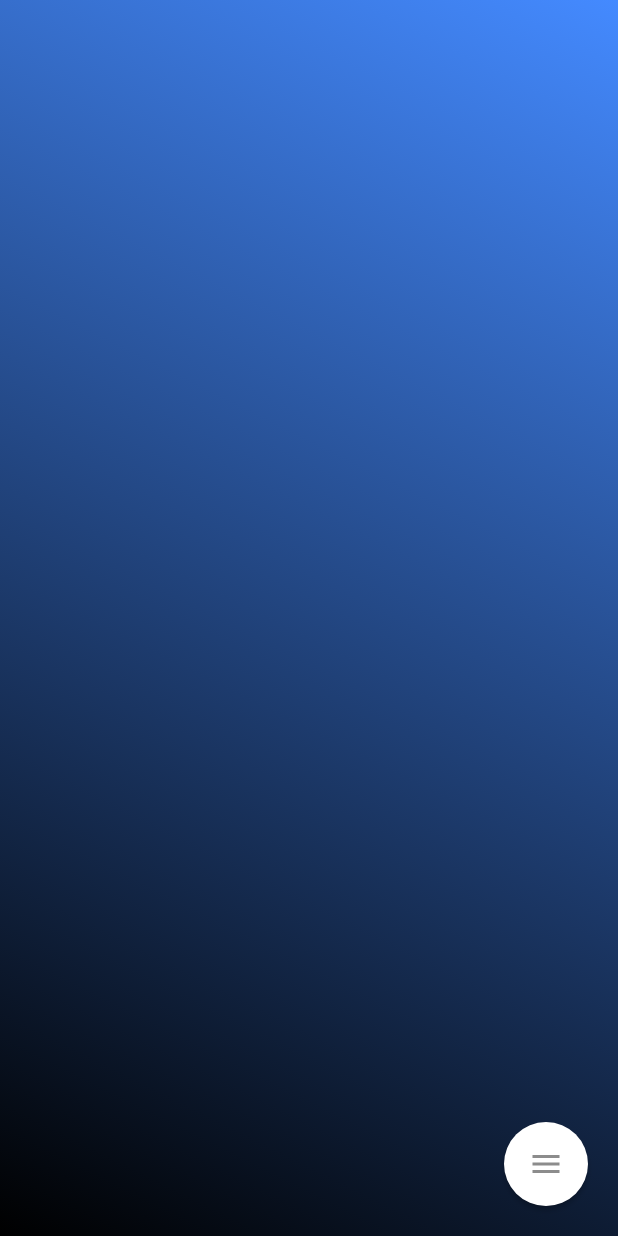
After one commit to kennymcginnis/ringl8, a Flutter app: the screen it shows once a user with an empty profile is signed in, on a phone screen of 412 x 824 dp. The commit adds this screen. Run offline on Flutter 3.47's test engine with Material 2 defaults, Android fonts, the light colour scheme and no system bars; drawn by our look-alikes of flutter_inner_drawer; our stand-ins replace cloud_firestore, firebase_auth, flutter_spinkit; accounts and stored records are empty; generated files the repository leaves out were written again.

Commit message:
feature(drawers): added drawers initial commit

```diff
--- a/lib/main.dart
+++ b/lib/main.dart
@@ -1,19 +1,23 @@
 import 'package:flutter/material.dart';
 import 'package:provider/provider.dart';
 import 'package:ringl8/models/user.dart';
-import 'package:ringl8/screens/wrapper.dart';
+import 'package:ringl8/screens/auth_wrapper.dart';
 import 'package:ringl8/services/auth.dart';
 
 void main() => runApp(MyApp());
 
 class MyApp extends StatelessWidget {
-  // This widget is the root of your application.
   @override
   Widget build(BuildContext context) {
     return StreamProvider<User>.value(
       value: AuthService().user,
       child: MaterialApp(
-        home: Wrapper(),
+        title: 'Inner Drawer',
+        theme: ThemeData(
+          primarySwatch: Colors.blueGrey,
+          backgroundColor: Colors.white,
+        ),
+        home: AuthWrapper(),
       ),
     );
   }
--- a/lib/screens/wrapper.dart
+++ b/lib/screens/auth_wrapper.dart
@@ -4,7 +4,7 @@
 import 'package:ringl8/screens/authenticate/authenticate.dart';
 import 'package:ringl8/screens/home/home.dart';
 
-class Wrapper extends StatelessWidget {
+class AuthWrapper extends StatelessWidget {
   @override
   Widget build(BuildContext context) {
     final user = Provider.of<User>(context);
--- /dev/null
+++ b/lib/screens/drawer/bottom_drawer.dart
@@ -0,0 +1,137 @@
+import 'package:flutter/material.dart';
+import 'package:flutter/services.dart';
+
+class BottomDrawer extends StatefulWidget {
+  BottomDrawer({Key key}) : super(key: key);
+
+  @override
+  _BottomDrawerState createState() => _BottomDrawerState();
+}
+
+class _BottomDrawerState extends State<BottomDrawer>
+    with SingleTickerProviderStateMixin {
+  bool isOpened = false;
+  AnimationController _animationController;
+  Animation<Color> _buttonColor;
+  Animation<double> _animateIcon;
+  Animation<double> _translateButton;
+  Curve _curve = Curves.easeOut;
+  double _fabHeight = 56.0;
+
+  @override
+  initState() {
+    super.initState();
+
+    SystemChrome.setSystemUIOverlayStyle(SystemUiOverlayStyle(
+      //systemNavigationBarColor: Colors.blue,
+      statusBarColor: Colors.transparent,
+      //statusBarBrightness: Brightness.dark,
+    ));
+
+    _animationController =
+        AnimationController(vsync: this, duration: Duration(milliseconds: 500))
+          ..addListener(() {
+            setState(() {});
+          });
+    _animateIcon =
+        Tween<double>(begin: 0.0, end: 1.0).animate(_animationController);
+    _buttonColor = ColorTween(
+      begin: Colors.black45,
+      end: Colors.red,
+    ).animate(CurvedAnimation(
+      parent: _animationController,
+      curve: Interval(
+        0.00,
+        1.00,
+        curve: Curves.linear,
+      ),
+    ));
+    _translateButton = Tween<double>(
+      begin: _fabHeight,
+      end: -14.0,
+    ).animate(CurvedAnimation(
+      parent: _animationController,
+      curve: Interval(
+        0.0,
+        0.75,
+        curve: _curve,
+      ),
+    ));
+  }
+
+  @override
+  void dispose() {
+    _animationController.dispose();
+    super.dispose();
+  }
+
+  @override
+  Widget build(BuildContext context) {
+    return Container(
+      padding: EdgeInsets.all(20),
+      alignment: Alignment.bottomRight,
+      child: Column(
+        mainAxisAlignment: MainAxisAlignment.end,
+        children: <Widget>[
+          Transform(
+            transform: Matrix4.translationValues(
+              0.0,
+              _translateButton.value * 2,
+              0.0,
+            ),
+            child: _item(title: "One"),
+          ),
+          _toggle(),
+        ],
+      ),
+    );
+  }
+
+  Widget _item({String title}) {
+    //print(((_translateButton.value-66)/60).abs());
+    double val = ((_translateButton.value - 56) / 60).abs();
+    return Opacity(
+      opacity: val > 0 ? 1 : 0,
+      child: FloatingActionButton(
+        backgroundColor: Colors.white,
+        elevation: val,
+        onPressed: () {
+          _animate();
+        },
+        tooltip: 'Apri',
+        child: Text(
+          title,
+          style: TextStyle(
+            fontSize: 11,
+            color: Colors.green[300],
+          ),
+        ),
+      ),
+    );
+  }
+
+  Widget _toggle() {
+    return new Container(
+      child: FloatingActionButton(
+        elevation: 1.5,
+        backgroundColor: Colors.white,
+        onPressed: _animate,
+        tooltip: 'Toggle',
+        child: AnimatedIcon(
+          icon: AnimatedIcons.menu_close,
+          color: _buttonColor.value,
+          progress: _animateIcon,
+        ),
+      ),
+    );
+  }
+
+  void _animate() {
+    if (Navigator.of(context).canPop()) Navigator.of(context).pop();
+    if (!isOpened)
+      _animationController.forward();
+    else
+      _animationController.reverse();
+    isOpened = !isOpened;
+  }
+}
--- /dev/null
+++ b/lib/screens/drawer/drawers.dart
@@ -0,0 +1,97 @@
+import 'dart:ui';
+
+import 'package:flutter/cupertino.dart';
+import 'package:flutter/material.dart';
+import 'package:flutter_inner_drawer/inner_drawer.dart';
+import 'package:ringl8/screens/drawer/left_drawer.dart';
+import 'package:ringl8/screens/drawer/right_drawer.dart';
+import 'package:ringl8/screens/user/user_list.dart';
+
+class Drawers extends StatefulWidget {
+  Drawers({Key key}) : super(key: key);
+
+  @override
+  _DrawersState createState() => _DrawersState();
+}
+
+class _DrawersState extends State<Drawers> with SingleTickerProviderStateMixin {
+  final GlobalKey<InnerDrawerState> _innerDrawerKey =
+      GlobalKey<InnerDrawerState>();
+
+  InnerDrawerDirection _direction = InnerDrawerDirection.start;
+  double _offset = 0.85;
+  double _dragUpdate = 0;
+
+  @override
+  void initState() {
+    super.initState();
+  }
+
+  @override
+  void dispose() {
+    super.dispose();
+  }
+
+  @override
+  Widget build(BuildContext context) {
+    return InnerDrawer(
+      key: _innerDrawerKey,
+      colorTransition: Colors.black54,
+      leftAnimationType: InnerDrawerAnimation.static,
+      leftOffset: _offset,
+      onTapClose: true,
+      rightAnimationType: InnerDrawerAnimation.linear,
+      rightOffset: _offset,
+      swipe: true,
+      tapScaffoldEnabled: true,
+      leftChild: LeftDrawer(_dragUpdate),
+      rightChild: RightDrawer(_innerDrawerKey),
+      scaffold: Container(
+        decoration: BoxDecoration(
+          gradient: LinearGradient(
+            begin: Alignment.topRight,
+            end: Alignment.bottomLeft,
+            colors: [
+              ColorTween(
+                begin: Colors.blueAccent,
+                end: Colors.blueGrey[400].withRed(100),
+              ).lerp(_dragUpdate),
+              ColorTween(
+                begin: Colors.black,
+                end: Colors.black.withBlue(50),
+              ).lerp(_dragUpdate),
+            ],
+          ),
+        ),
+        child: SafeArea(
+          child: Material(
+            color: Colors.transparent,
+            child: DefaultTextStyle(
+              style: TextStyle(color: Colors.grey[100]),
+              child: Container(
+                padding: EdgeInsets.symmetric(horizontal: 15),
+                child: UserList(),
+//                Column(
+//                  crossAxisAlignment: CrossAxisAlignment.center,
+//                  mainAxisAlignment: MainAxisAlignment.start,
+//                  children: <Widget>[
+//                    Row(
+//                      mainAxisAlignment: MainAxisAlignment.center,
+//                      children: <Widget>[
+//                        UserList(),
+//                      ],
+//                    ),
+//                  ],
+//                ),
+              ),
+            ),
+          ),
+        ),
+      ),
+      onDragUpdate: (double val, InnerDrawerDirection direction) {
+        _direction = direction;
+        setState(() => _dragUpdate = val);
+      },
+    );
+  }
+}
--- a/lib/screens/user/user_tile.dart
+++ b/lib/screens/user/user_tile.dart
@@ -15,6 +15,7 @@
         child: ListTile(
           leading: CircleAvatar(
             radius: 25.0,
+//            backgroundImage: AssetImage('assets/running-blue-transparent.png'),
           ),
           title: Text('${user.firstName} ${user.lastName}'),
           subtitle: Text(user.email),
--- a/lib/theme/styles.dart
+++ b/lib/theme/styles.dart
@@ -34,4 +34,6 @@
   static Color _hexToColor(String code) {
     return Color(int.parse(code.substring(0, 6), radix: 16) + 0xFF000000);
   }
+
+  static final facebook_icon = IconData(0xea94, fontFamily: 'icon');
 }
```
Also changed, not shown: lib/screens/drawer/left_drawer.dart (added, +166 -0 lines), lib/screens/drawer/right_drawer.dart (added, +131 -0 lines), lib/screens/home/home.dart (+7 -37 lines), pubspec.yaml (+5 -2 lines), assets/running-black-silhouette.jpg (added), assets/running-blue-transparent.png (added), pubspec.lock.
